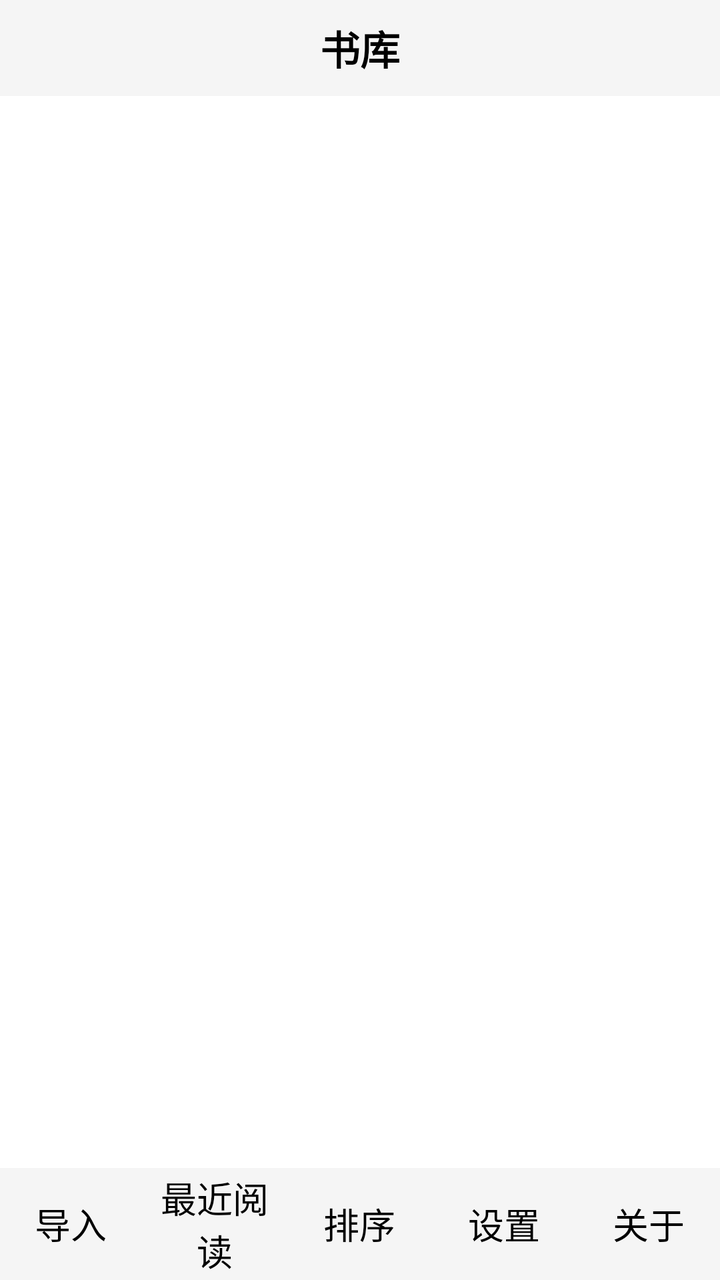
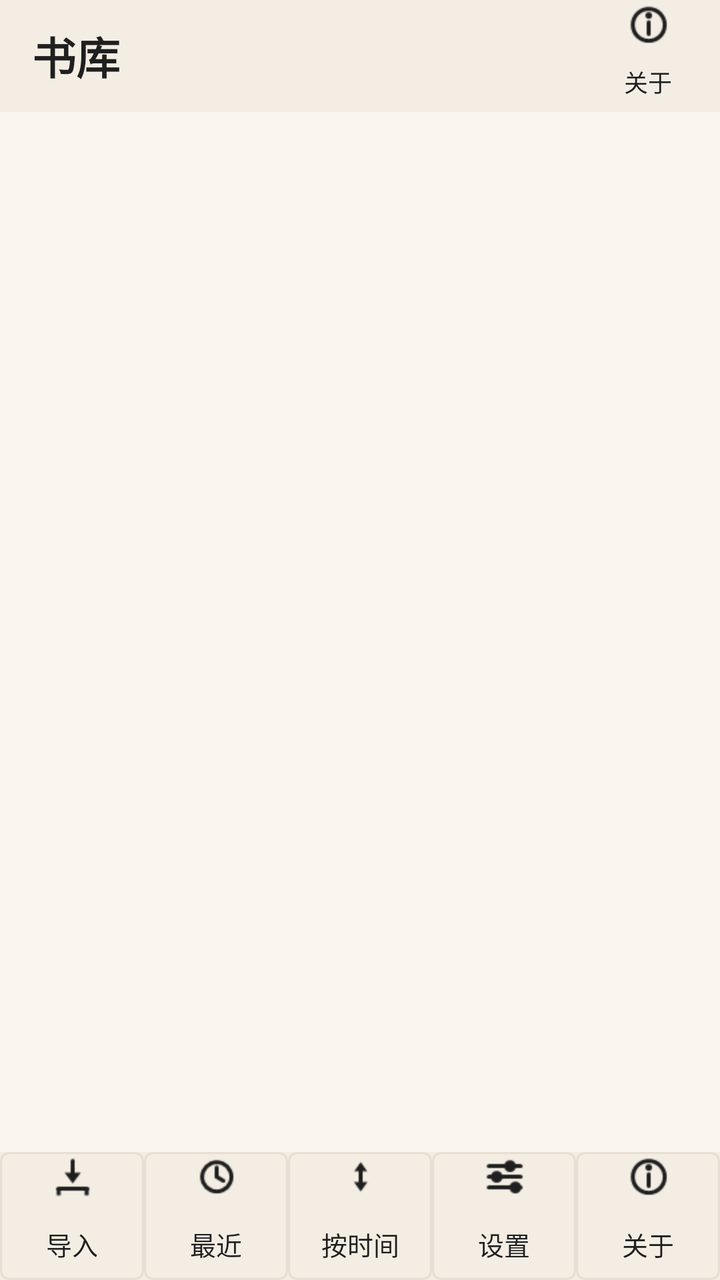

Compare the two renders of this Android layout. The source of the first and the diff that turns it into the second are given below.
<!-- AndroidManifest.xml: application theme AppTheme -->
<!-- res/layout/activity_library.xml -->
<?xml version="1.0" encoding="utf-8"?>
<LinearLayout xmlns:android="http://schemas.android.com/apk/res/android"
    android:layout_width="match_parent"
    android:layout_height="match_parent"
    android:orientation="vertical"
    android:background="@android:color/white">

    
    <LinearLayout
        android:layout_width="match_parent"
        android:layout_height="48dp"
        android:orientation="horizontal"
        android:gravity="center_vertical"
        android:background="@color/bg_light"
        android:paddingLeft="16dp"
        android:paddingRight="16dp">

        <TextView
            android:layout_width="0dp"
            android:layout_height="wrap_content"
            android:layout_weight="1"
            android:gravity="center"
            android:text="书库"
            android:textColor="@android:color/black"
            android:textSize="20sp"
            android:textStyle="bold" />

        
    </LinearLayout>

    
    <FrameLayout
        android:layout_width="match_parent"
        android:layout_height="0dp"
        android:layout_weight="1">

        <ListView
            android:id="@+id/book_list"
            android:layout_width="match_parent"
            android:layout_height="match_parent"
            android:divider="@null"
            android:dividerHeight="0dp"
            android:listSelector="@android:color/transparent"
            android:paddingTop="8dp"
            android:paddingBottom="8dp" />
    </FrameLayout>

    
    <LinearLayout
        android:layout_width="match_parent"
        android:layout_height="56dp"
        android:orientation="horizontal"
        android:gravity="center_vertical"
        android:background="@color/bg_light">

        <TextView
            android:id="@+id/btn_import"
            android:layout_width="0dp"
            android:layout_height="match_parent"
            android:layout_weight="1"
            android:gravity="center"
            android:text="导入"
            android:textColor="@android:color/black"
            android:textSize="18sp"
            android:clickable="true" />

        <View android:layout_width="1dp" android:layout_height="36dp" android:background="@drawable/divider" />

        <TextView
            android:id="@+id/btn_recent"
            android:layout_width="0dp"
            android:layout_height="match_parent"
            android:layout_weight="1"
            android:gravity="center"
            android:text="最近阅读"
            android:textColor="@android:color/black"
            android:textSize="18sp"
            android:clickable="true" />

        <View android:layout_width="1dp" android:layout_height="36dp" android:background="@drawable/divider" />

        <TextView
            android:id="@+id/btn_sort"
            android:layout_width="0dp"
            android:layout_height="match_parent"
            android:layout_weight="1"
            android:gravity="center"
            android:text="排序"
            android:textColor="@android:color/black"
            android:textSize="18sp"
            android:clickable="true" />

        <View android:layout_width="1dp" android:layout_height="36dp" android:background="@drawable/divider" />

        <TextView
            android:id="@+id/btn_refresh_settings"
            android:layout_width="0dp"
            android:layout_height="match_parent"
            android:layout_weight="1"
            android:gravity="center"
            android:text="设置"
            android:textColor="@android:color/black"
            android:textSize="18sp"
            android:clickable="true" />

        <View android:layout_width="1dp" android:layout_height="36dp" android:background="@drawable/divider" />

        <TextView
            android:id="@+id/btn_about"
            android:layout_width="0dp"
            android:layout_height="match_parent"
            android:layout_weight="1"
            android:gravity="center"
            android:text="关于"
            android:textColor="@android:color/black"
            android:textSize="18sp"
            android:clickable="true" />
    </LinearLayout>
</LinearLayout>
<!-- resources referenced by this layout -->
<resources>
  <color name="bg_light">#FFF5F5F5</color>
  <!-- drawable divider (drawable) -->
  <?xml version="1.0" encoding="utf-8"?>
  <shape xmlns:android="http://schemas.android.com/apk/res/android">
      <solid android:color="@color/gray_light"/>
      <size android:width="1dp"/>
  </shape>
  <style name="AppTheme" parent="@android:style/Theme.Holo.Light.NoActionBar">
          <item name="android:windowBackground">@android:color/white</item>
          <item name="android:textColor">@android:color/black</item>
          <item name="android:windowNoTitle">true</item>
          <item name="android:windowFullscreen">true</item>
      </style>
  <color name="gray_light">#FFF5F5F5</color>
</resources>

<!-- the commit's change to res/layout/activity_library.xml (unified diff, before → after) -->
@@ -3,29 +3,42 @@
     android:layout_width="match_parent"
     android:layout_height="match_parent"
     android:orientation="vertical"
-    android:background="@android:color/white">
+    android:background="@color/background">
 
     
     <LinearLayout
         android:layout_width="match_parent"
-        android:layout_height="48dp"
+        android:layout_height="@dimen/top_bar_height"
         android:orientation="horizontal"
         android:gravity="center_vertical"
-        android:background="@color/bg_light"
-        android:paddingLeft="16dp"
-        android:paddingRight="16dp">
+        android:background="@color/surface_muted"
+        android:paddingLeft="@dimen/spacing_lg"
+        android:paddingRight="@dimen/spacing_sm">
 
         <TextView
+            android:id="@+id/tv_library_title"
             android:layout_width="0dp"
             android:layout_height="wrap_content"
             android:layout_weight="1"
-            android:gravity="center"
+            android:gravity="left"
             android:text="书库"
-            android:textColor="@android:color/black"
-            android:textSize="20sp"
+            android:textColor="@color/ink"
+            android:textSize="@dimen/title_text_size"
             android:textStyle="bold" />
 
         
+        <TextView
+            android:id="@+id/btn_top_about"
+            android:layout_width="@dimen/top_bar_height"
+            android:layout_height="@dimen/top_bar_height"
+            android:gravity="center"
+            android:drawableTop="@drawable/ic_about"
+            android:drawablePadding="2dp"
+            android:background="@drawable/bg_icon_button_eink"
+            android:clickable="true"
+            android:text="关于"
+            android:textColor="@color/btn_text_eink"
+            android:textSize="@dimen/micro_text_size" />
     </LinearLayout>
 
     
@@ -41,17 +54,44 @@
             android:divider="@null"
             android:dividerHeight="0dp"
             android:listSelector="@android:color/transparent"
-            android:paddingTop="8dp"
-            android:paddingBottom="8dp" />
+            android:paddingTop="@dimen/spacing_sm"
+            android:paddingBottom="@dimen/spacing_sm" />
+
+        
+        <LinearLayout
+            android:id="@+id/empty_view"
+            android:layout_width="match_parent"
+            android:layout_height="match_parent"
+            android:orientation="vertical"
+            android:gravity="center"
+            android:visibility="gone">
+
+            <TextView
+                android:layout_width="wrap_content"
+                android:layout_height="wrap_content"
+                android:drawableTop="@drawable/ic_empty"
+                android:drawablePadding="12dp"
+                android:text="书库为空"
+                android:textColor="@color/ink_muted"
+                android:textSize="@dimen/heading_text_size" />
+
+            <TextView
+                android:layout_width="wrap_content"
+                android:layout_height="wrap_content"
+                android:layout_marginTop="@dimen/spacing_sm"
+                android:text="点击下方「导入」添加图书"
+                android:textColor="@color/ink_muted"
+                android:textSize="@dimen/body_text_size" />
+        </LinearLayout>
     </FrameLayout>
 
     
     <LinearLayout
         android:layout_width="match_parent"
-        android:layout_height="56dp"
+        android:layout_height="@dimen/bottom_bar_height"
         android:orientation="horizontal"
         android:gravity="center_vertical"
-        android:background="@color/bg_light">
+        android:background="@color/surface_muted">
 
         <TextView
             android:id="@+id/btn_import"
@@ -59,12 +99,13 @@
             android:layout_height="match_parent"
             android:layout_weight="1"
             android:gravity="center"
+            android:drawableTop="@drawable/ic_import"
+            android:drawablePadding="4dp"
+            android:background="@drawable/bg_button_eink"
+            android:clickable="true"
             android:text="导入"
-            android:textColor="@android:color/black"
-            android:textSize="18sp"
-            android:clickable="true" />
-
-        <View android:layout_width="1dp" android:layout_height="36dp" android:background="@drawable/divider" />
+            android:textColor="@color/btn_text_eink"
+            android:textSize="@dimen/caption_text_size" />
 
         <TextView
             android:id="@+id/btn_recent"
@@ -72,12 +113,13 @@
             android:layout_height="match_parent"
             android:layout_weight="1"
             android:gravity="center"
-            android:text="最近阅读"
-            android:textColor="@android:color/black"
-            android:textSize="18sp"
-            android:clickable="true" />
-
-        <View android:layout_width="1dp" android:layout_height="36dp" android:background="@drawable/divider" />
+            android:drawableTop="@drawable/ic_recent"
+            android:drawablePadding="4dp"
+            android:background="@drawable/bg_button_eink"
+            android:clickable="true"
+            android:text="最近"
+            android:textColor="@color/btn_text_eink"
+            android:textSize="@dimen/caption_text_size" />
 
         <TextView
             android:id="@+id/btn_sort"
@@ -85,12 +127,13 @@
             android:layout_height="match_parent"
             android:layout_weight="1"
             android:gravity="center"
-            android:text="排序"
-            android:textColor="@android:color/black"
-            android:textSize="18sp"
-            android:clickable="true" />
-
-        <View android:layout_width="1dp" android:layout_height="36dp" android:background="@drawable/divider" />
+            android:drawableTop="@drawable/ic_sort"
+            android:drawablePadding="4dp"
+            android:background="@drawable/bg_button_eink"
+            android:clickable="true"
+            android:text="按时间"
+            android:textColor="@color/btn_text_eink"
+            android:textSize="@dimen/caption_text_size" />
 
         <TextView
             android:id="@+id/btn_refresh_settings"
@@ -98,12 +141,13 @@
             android:layout_height="match_parent"
             android:layout_weight="1"
             android:gravity="center"
+            android:drawableTop="@drawable/ic_settings"
+            android:drawablePadding="4dp"
+            android:background="@drawable/bg_button_eink"
+            android:clickable="true"
             android:text="设置"
-            android:textColor="@android:color/black"
-            android:textSize="18sp"
-            android:clickable="true" />
-
-        <View android:layout_width="1dp" android:layout_height="36dp" android:background="@drawable/divider" />
+            android:textColor="@color/btn_text_eink"
+            android:textSize="@dimen/caption_text_size" />
 
         <TextView
             android:id="@+id/btn_about"
@@ -111,9 +155,12 @@
             android:layout_height="match_parent"
             android:layout_weight="1"
             android:gravity="center"
+            android:drawableTop="@drawable/ic_about"
+            android:drawablePadding="4dp"
+            android:background="@drawable/bg_button_eink"
+            android:clickable="true"
             android:text="关于"
-            android:textColor="@android:color/black"
-            android:textSize="18sp"
-            android:clickable="true" />
+            android:textColor="@color/btn_text_eink"
+            android:textSize="@dimen/caption_text_size" />
     </LinearLayout>
 </LinearLayout>
<!-- resource entries referenced after the edit -->
@@ -1,18 +1,70 @@
 <!-- resources referenced by this layout -->
 <resources>
-  <color name="bg_light">#FFF5F5F5</color>
-  <!-- drawable divider (drawable) -->
+  <color name="background">#FFFAF6EF</color>
+  <color name="ink">#FF1F1F1F</color>
+  <color name="ink_muted">#FF6B6B6B</color>
+  <color name="surface_muted">#FFF3EDE3</color>
+  <dimen name="body_text_size">17sp</dimen>
+  <dimen name="bottom_bar_height">64dp</dimen>
+  <dimen name="caption_text_size">13sp</dimen>
+  <dimen name="heading_text_size">19sp</dimen>
+  <dimen name="micro_text_size">12sp</dimen>
+  <dimen name="spacing_lg">16dp</dimen>
+  <dimen name="spacing_sm">8dp</dimen>
+  <dimen name="title_text_size">22sp</dimen>
+  <dimen name="top_bar_height">56dp</dimen>
+  <!-- drawable bg_button_eink (drawable) -->
   <?xml version="1.0" encoding="utf-8"?>
-  <shape xmlns:android="http://schemas.android.com/apk/res/android">
-      <solid android:color="@color/gray_light"/>
-      <size android:width="1dp"/>
-  </shape>
+  <selector xmlns:android="http://schemas.android.com/apk/res/android">
+      <item android:state_pressed="true">
+          <shape android:shape="rectangle">
+              <solid android:color="@color/ink" />
+              <corners android:radius="@dimen/radius_md" />
+          </shape>
+      </item>
+      <item>
+          <shape android:shape="rectangle">
+              <solid android:color="@color/surface_muted" />
+              <stroke android:width="1dp" android:color="@color/border" />
+              <corners android:radius="@dimen/radius_md" />
+          </shape>
+      </item>
+  </selector>
+  <!-- drawable bg_icon_button_eink (drawable) -->
+  <?xml version="1.0" encoding="utf-8"?>
+  <selector xmlns:android="http://schemas.android.com/apk/res/android">
+      <item android:state_pressed="true">
+          <shape android:shape="rectangle">
+              <solid android:color="@color/ink" />
+              <corners android:radius="@dimen/radius_md" />
+          </shape>
+      </item>
+      <item>
+          <shape android:shape="rectangle">
+              <solid android:color="@color/surface_muted" />
+              <corners android:radius="@dimen/radius_md" />
+          </shape>
+      </item>
+  </selector>
+  <!-- drawable ic_about: png bitmap (drawable-hdpi, 741 bytes) -->
+  <!-- drawable ic_empty: png bitmap (drawable-hdpi, 278 bytes) -->
+  <!-- drawable ic_import: png bitmap (drawable-hdpi, 374 bytes) -->
+  <!-- drawable ic_recent: png bitmap (drawable-hdpi, 709 bytes) -->
+  <!-- drawable ic_settings: png bitmap (drawable-hdpi, 335 bytes) -->
+  <!-- drawable ic_sort: png bitmap (drawable-hdpi, 352 bytes) -->
   <style name="AppTheme" parent="@android:style/Theme.Holo.Light.NoActionBar">
-          <item name="android:windowBackground">@android:color/white</item>
-          <item name="android:textColor">@android:color/black</item>
+          <item name="android:windowBackground">@color/background</item>
+          <item name="android:colorBackground">@color/background</item>
+          <item name="android:textColor">@color/ink</item>
+          <item name="android:textColorPrimary">@color/ink</item>
+          <item name="android:textColorSecondary">@color/ink_muted</item>
           <item name="android:windowNoTitle">true</item>
           <item name="android:windowFullscreen">true</item>
+          <item name="android:windowContentOverlay">@null</item>
+          
+          <item name="android:windowAnimationStyle">@null</item>
       </style>
-  <color name="gray_light">#FFF5F5F5</color>
+  <dimen name="radius_md">4dp</dimen>
+  <color name="border">#FFE6DFD1</color>
 </resources>
 
